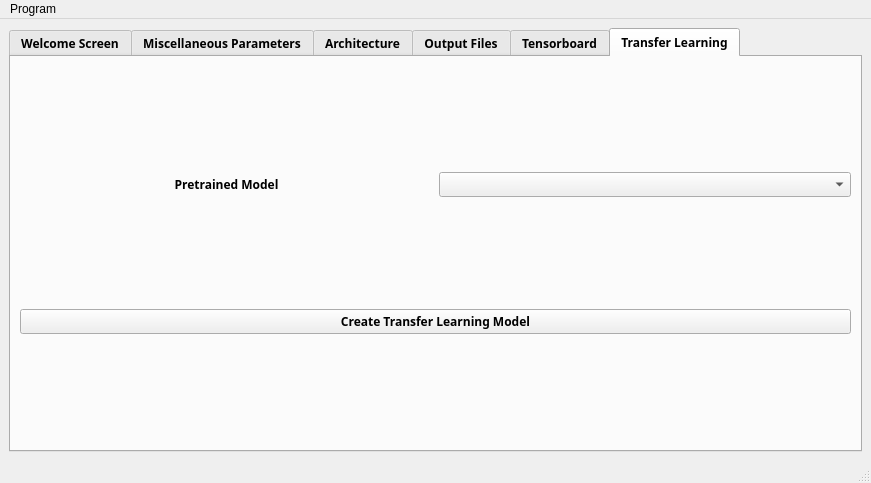
The window that public/GUI/mainwindow.ui (mourra950/Siemens-System-Level-Modelling-of-ASDLA-Graduation-Project) describes before a commit, drawn with Qt 5.
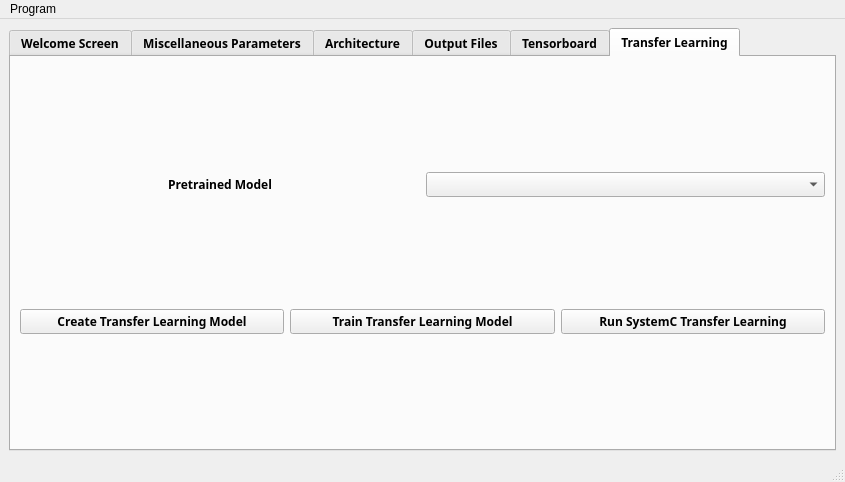
The same window after the commit. The open tabs and pages were chosen to show the change.

```diff
--- a/public/GUI/mainwindow.ui
+++ b/public/GUI/mainwindow.ui
@@ -6,8 +6,8 @@
    <rect>
     <x>0</x>
     <y>0</y>
-    <width>871</width>
-    <height>483</height>
+    <width>845</width>
+    <height>482</height>
    </rect>
   </property>
   <property name="windowTitle">
@@ -702,11 +702,29 @@
          </layout>
         </item>
         <item>
-         <widget class="QPushButton" name="Create_transfer_Model_QPushButton">
-          <property name="text">
-           <string>Create Transfer Learning Model</string>
-          </property>
-         </widget>
+         <layout class="QHBoxLayout" name="horizontalLayout_3">
+          <item>
+           <widget class="QPushButton" name="Create_transfer_Model_QPushButton">
+            <property name="text">
+             <string>Create Transfer Learning Model</string>
+            </property>
+           </widget>
+          </item>
+          <item>
+           <widget class="QPushButton" name="Train_transfer_Model_QPushButton">
+            <property name="text">
+             <string>Train Transfer Learning Model</string>
+            </property>
+           </widget>
+          </item>
+          <item>
+           <widget class="QPushButton" name="Run_transfer_Model_QPushButton">
+            <property name="text">
+             <string>Run SystemC Transfer Learning</string>
+            </property>
+           </widget>
+          </item>
+         </layout>
         </item>
        </layout>
       </widget>
@@ -720,7 +738,7 @@
     <rect>
      <x>0</x>
      <y>0</y>
-     <width>871</width>
+     <width>845</width>
      <height>22</height>
     </rect>
    </property>
```
Left out of the diff: 16 changed lines with no effect on the pictures.
